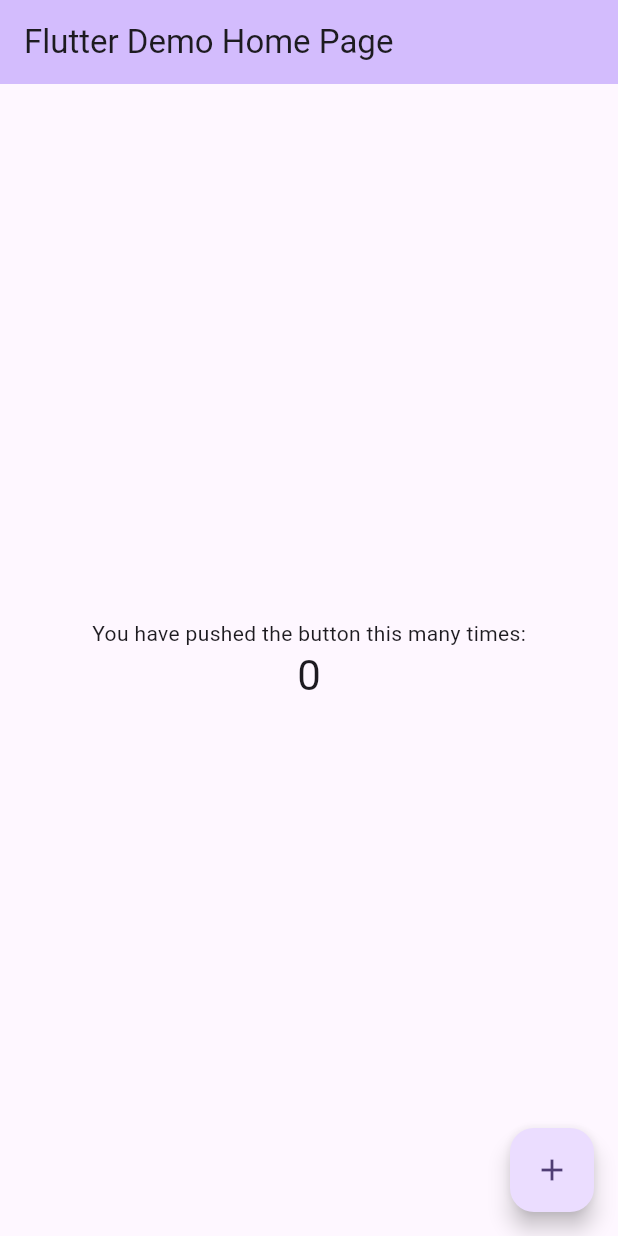
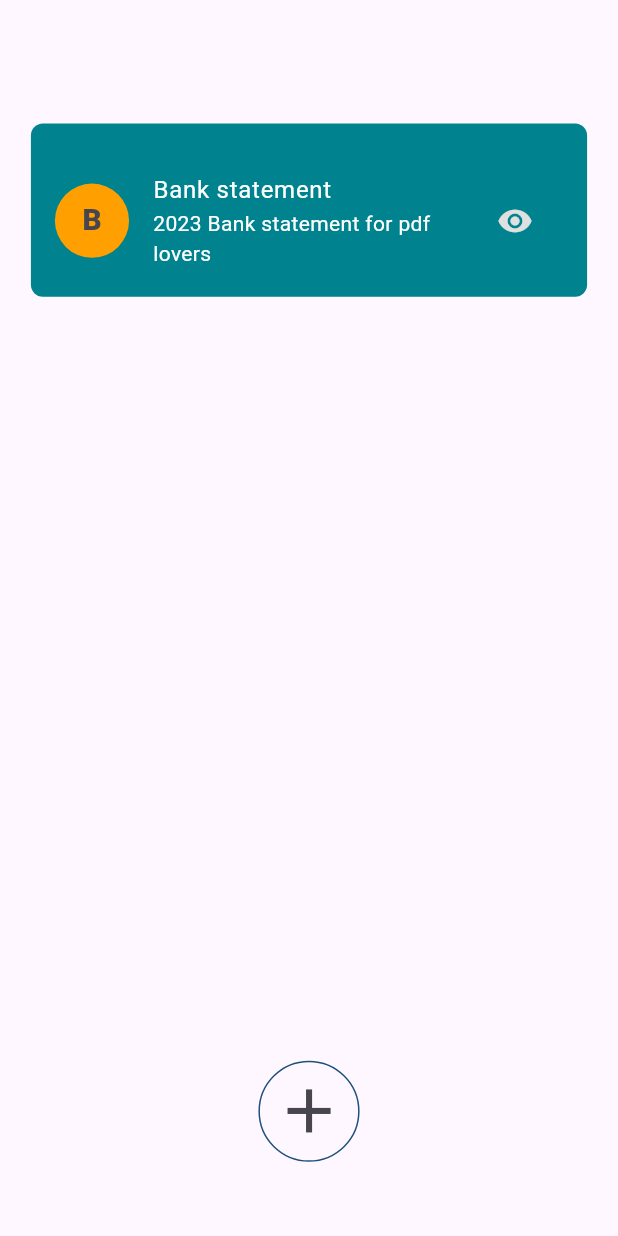
Before and after one commit to XROLE/ml-flutter, a Flutter app: the screen it shows after launch, on a phone screen of 412 x 824 dp. Run offline on Flutter 3.47's test engine with Material 3 defaults, Android fonts, the phone set to English and light mode, and no system bars.

Commit message:
upload UI design

```diff
--- /dev/null
+++ b/lib/constants/app_colors.dart
@@ -0,0 +1,29 @@
+import 'dart:ui';
+
+class AppColors {
+  static Color primary = Color(0xff1F507B);
+  static Color secondary = Color(0xffD1B532);
+  static Color appBlack = Color(0xff313131);
+  static Color lightBlack = Color(0xff626262);
+  static Color veryLightGrey = Color(0xff0C0D0C).withOpacity(.05);
+  static Color captionColor = Color(0xff939393);
+  static Color inputBg = Color(0xffE0E5E9).withOpacity(.5);
+  static Color iconColor = Color(0xff6082A0);
+  static Color transparentGrey = Color(0xffD9D9D9);
+  static Color tinGrey = Color(0xff635F5F);
+  static Color red = Color(0xFFF0635A);
+  static Color red2 = Color(0xff800000);
+  static Color lightPrimary = Color(0xffE8F4FF);
+  static Color goalBorderColor1 = Color(0xffFFA8A7);
+  static Color goalBorderColor2 = Color(0xff8FA7BD);
+  static Color goalBorderColor3 = Color(0xff363B4D);
+  static Color goalBorderColor5 = Color(0xff72B01D);
+  static Color goalBorderColor6 = Color(0xffD891A9);
+  static Color goalBorderColor7 = Color(0xff786E92);
+  static Color goalBorderColor8 = Color(0xffEC8BCF);
+  static Color goalBorderColor9 = Color(0xffA97EA3);
+  static Color goalBorderColor10 = Color(0xffABAD9A);
+  static Color richBlue = Color(0xFF1F507B);
+  static Color snowWhite = Color(0xFFF6F8FB);
+  static Color softGrey = Color(0xFFCFCFCF);
+}
--- a/lib/main.dart
+++ b/lib/main.dart
@@ -1,4 +1,5 @@
 import 'package:flutter/material.dart';
+import 'package:ml_flutter/ui/pdf_text_extraction_page.dart';
 
 void main() {
   runApp(const MyApp());
@@ -11,112 +12,13 @@ class MyApp extends StatelessWidget {
   @override
   Widget build(BuildContext context) {
     return MaterialApp(
-      title: 'Flutter Demo',
+      title: 'Machine Learning Projects',
+      debugShowCheckedModeBanner: false,
       theme: ThemeData(
-        // This is the theme of your application.
-        //
-        // TRY THIS: Try running your application with "flutter run". You'll see
-        // the application has a purple toolbar. Then, without quitting the app,
-        // try changing the seedColor in the colorScheme below to Colors.green
-        // and then invoke "hot reload" (save your changes or press the "hot
-        // reload" button in a Flutter-supported IDE, or press "r" if you used
-        // the command line to start the app).
-        //
-        // Notice that the counter didn't reset back to zero; the application
-        // state is not lost during the reload. To reset the state, use hot
-        // restart instead.
-        //
-        // This works for code too, not just values: Most code changes can be
-        // tested with just a hot reload.
+
         colorScheme: ColorScheme.fromSeed(seedColor: Colors.deepPurple),
       ),
-      home: const MyHomePage(title: 'Flutter Demo Home Page'),
+      home: PdfTextExtractionPage(),
     );
   }
 }
-
-class MyHomePage extends StatefulWidget {
-  const MyHomePage({super.key, required this.title});
-
-  // This widget is the home page of your application. It is stateful, meaning
-  // that it has a State object (defined below) that contains fields that affect
-  // how it looks.
-
-  // This class is the configuration for the state. It holds the values (in this
-  // case the title) provided by the parent (in this case the App widget) and
-  // used by the build method of the State. Fields in a Widget subclass are
-  // always marked "final".
-
-  final String title;
-
-  @override
-  State<MyHomePage> createState() => _MyHomePageState();
-}
-
-class _MyHomePageState extends State<MyHomePage> {
-  int _counter = 0;
-
-  void _incrementCounter() {
-    setState(() {
-      // This call to setState tells the Flutter framework that something has
-      // changed in this State, which causes it to rerun the build method below
-      // so that the display can reflect the updated values. If we changed
-      // _counter without calling setState(), then the build method would not be
-      // called again, and so nothing would appear to happen.
-      _counter++;
-    });
-  }
-
-  @override
-  Widget build(BuildContext context) {
-    // This method is rerun every time setState is called, for instance as done
-    // by the _incrementCounter method above.
-    //
-    // The Flutter framework has been optimized to make rerunning build methods
-    // fast, so that you can just rebuild anything that needs updating rather
-    // than having to individually change instances of widgets.
-    return Scaffold(
-      appBar: AppBar(
-        // TRY THIS: Try changing the color here to a specific color (to
-        // Colors.amber, perhaps?) and trigger a hot reload to see the AppBar
-        // change color while the other colors stay the same.
-        backgroundColor: Theme.of(context).colorScheme.inversePrimary,
-        // Here we take the value from the MyHomePage object that was created by
-        // the App.build method, and use it to set our appbar title.
-        title: Text(widget.title),
-      ),
-      body: Center(
-        // Center is a layout widget. It takes a single child and positions it
-        // in the middle of the parent.
-        child: Column(
-          // Column is also a layout widget. It takes a list of children and
-          // arranges them vertically. By default, it sizes itself to fit its
-          // children horizontally, and tries to be as tall as its parent.
-          //
-          // Column has various properties to control how it sizes itself and
-          // how it positions its children. Here we use mainAxisAlignment to
-          // center the children vertically; the main axis here is the vertical
-          // axis because Columns are vertical (the cross axis would be
-          // horizontal).
-          //
-          // TRY THIS: Invoke "debug painting" (choose the "Toggle Debug Paint"
-          // action in the IDE, or press "p" in the console), to see the
-          // wireframe for each widget.
-          mainAxisAlignment: MainAxisAlignment.center,
-          children: <Widget>[
-            const Text('You have pushed the button this many times:'),
-            Text(
-              '$_counter',
-              style: Theme.of(context).textTheme.headlineMedium,
-            ),
-          ],
-        ),
-      ),
-      floatingActionButton: FloatingActionButton(
-        onPressed: _incrementCounter,
-        tooltip: 'Increment',
-        child: const Icon(Icons.add),
-      ), // This trailing comma makes auto-formatting nicer for build methods.
-    );
-  }
-}
--- /dev/null
+++ b/lib/ui/pdf_text_extraction_page.dart
@@ -0,0 +1,89 @@
+import 'package:flutter/material.dart';
+import 'package:ml_flutter/constants/app_colors.dart';
+import 'package:ml_flutter/ui/widget/action_button.dart';
+import 'package:ml_flutter/ui/widget/padded_container.dart';
+
+class PdfTextExtractionPage extends StatefulWidget {
+  const PdfTextExtractionPage({super.key});
+
+  @override
+  State<PdfTextExtractionPage> createState() => _PdfTextExtractionPageState();
+}
+
+class _PdfTextExtractionPageState extends State<PdfTextExtractionPage> {
+  @override
+  Widget build(BuildContext context) {
+    final size = MediaQuery.of(context).size;
+    return Scaffold(
+      body: PaddedContainer(
+        child: Column(
+          mainAxisAlignment: MainAxisAlignment.spaceBetween,
+          children: [
+            Column(
+              children: [
+                SizedBox(height: size.height * .1),
+                Container(
+                  height: size.height * .14,
+                  decoration: BoxDecoration(
+                    color: Colors.cyan[800],
+                    borderRadius: BorderRadius.circular(8),
+                  ),
+                  child: Column(
+                    children: [
+                      SizedBox(height: size.height * .03),
+                      ListTile(
+                        leading: Container(
+                          height: size.height * .06,
+                          width: size.height * .06,
+                          decoration: BoxDecoration(
+                            color: Colors.amber[700],
+                            borderRadius: BorderRadius.circular(
+                              size.height * .03,
+                            ),
+                          ),
+                          child: Center(
+                            child: Text(
+                              "B",
+                              style: TextStyle(
+                                fontSize: size.height * 0.024,
+                                fontWeight: FontWeight.w800,
+                              ),
+                            ),
+                          ),
+                        ),
+                        title: Text(
+                          "Bank statement",
+                          style: TextStyle(color: Colors.white),
+                        ),
+                        subtitle: Text(
+                          "2023 Bank statement for pdf lovers",
+                          style: TextStyle(color: Colors.white),
+                        ),
+                        trailing: IconButton(
+                          onPressed: () {},
+                          icon: Icon(Icons.visibility, color: Colors.grey[300]),
+                        ),
+                      ),
+                    ],
+                  ),
+                ),
+              ],
+            ),
+
+            Column(
+              children: [
+                SizedBox(height: size.height * .03),
+Center(child: Container(
+  decoration: BoxDecoration(
+    border: Border.all(color: AppColors.richBlue),borderRadius: BorderRadius.circular(size.height * .05)
+  ),
+  child: IconButton(onPressed: (){}, icon: Icon(Icons.add, size: size.height * .06,))),),
+                SizedBox(height: size.height * .06),
+              ],
+            ),
+          ],
+        ),
+      ),
+    );
+  }
+}
--- /dev/null
+++ b/lib/ui/widget/padded_container.dart
@@ -0,0 +1,16 @@
+import 'package:flutter/material.dart';
+
+class PaddedContainer extends StatelessWidget {
+  final Widget child;
+  const PaddedContainer({required this.child, super.key});
+
+  @override
+  Widget build(BuildContext context) {
+    final size = MediaQuery.of(context).size;
+
+    return Container(
+      padding: EdgeInsets.symmetric(horizontal: size.width * .05),
+      child: child,
+    );
+  }
+}
--- a/pubspec.yaml
+++ b/pubspec.yaml
@@ -34,6 +34,7 @@ dependencies:
   # The following adds the Cupertino Icons font to your application.
   # Use with the CupertinoIcons class for iOS style icons.
   cupertino_icons: ^1.0.8
+  file_picker: ^10.3.1
 
 dev_dependencies:
   flutter_test:
```
Also changed, not shown: lib/ui/widget/action_button.dart (added, +57 -0 lines), lib/ui/widget/app_text_style.dart (added, +51 -0 lines), pubspec.lock, 7 other files.
